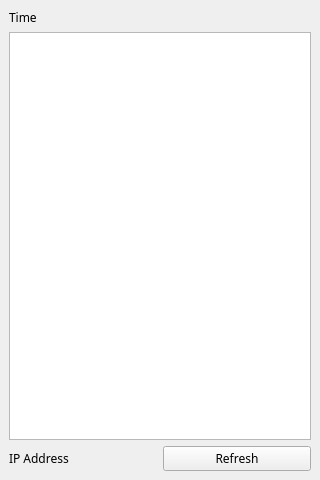
Old version of the form demo.ui in the repository SolareCoding/PiLauncher.
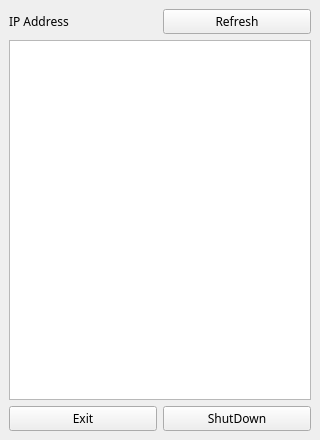
New version of the form.

Commit message: Add ip button and exit

Diff of the .ui file:
```diff
--- a/demo.ui
+++ b/demo.ui
@@ -7,19 +7,19 @@
     <x>0</x>
     <y>0</y>
     <width>320</width>
-    <height>480</height>
+    <height>440</height>
    </rect>
   </property>
   <property name="minimumSize">
    <size>
     <width>320</width>
-    <height>480</height>
+    <height>440</height>
    </size>
   </property>
   <property name="maximumSize">
    <size>
     <width>320</width>
-    <height>480</height>
+    <height>440</height>
    </size>
   </property>
   <property name="font">
@@ -32,16 +32,6 @@
   </property>
   <widget class="QWidget" name="centralwidget">
    <layout class="QVBoxLayout" name="verticalLayout">
-    <item>
-     <widget class="QLabel" name="label_time">
-      <property name="text">
-       <string>Time</string>
-      </property>
-     </widget>
-    </item>
-    <item>
-     <widget class="QListView" name="appList"/>
-    </item>
     <item>
      <layout class="QHBoxLayout" name="horizontalLayout">
       <item>
@@ -63,6 +53,27 @@
       </item>
      </layout>
     </item>
+    <item>
+     <widget class="QListView" name="appList"/>
+    </item>
+    <item>
+     <layout class="QHBoxLayout" name="horizontalLayout_2">
+      <item>
+       <widget class="QPushButton" name="btn_exit">
+        <property name="text">
+         <string>Exit</string>
+        </property>
+       </widget>
+      </item>
+      <item>
+       <widget class="QPushButton" name="btn_shutdown">
+        <property name="text">
+         <string>ShutDown</string>
+        </property>
+       </widget>
+      </item>
+     </layout>
+    </item>
    </layout>
   </widget>
  </widget>
```
Left out of the diff: 2 changed lines with no effect on the pictures. The commit also changes 5 other files.
